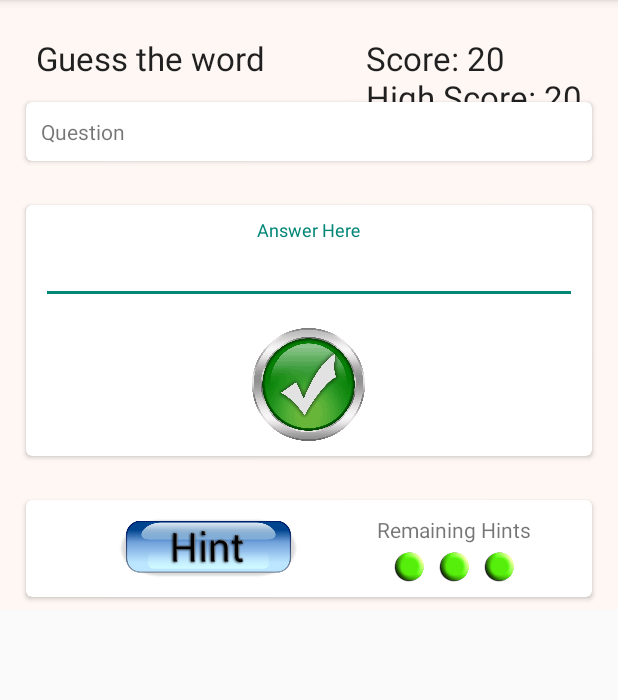
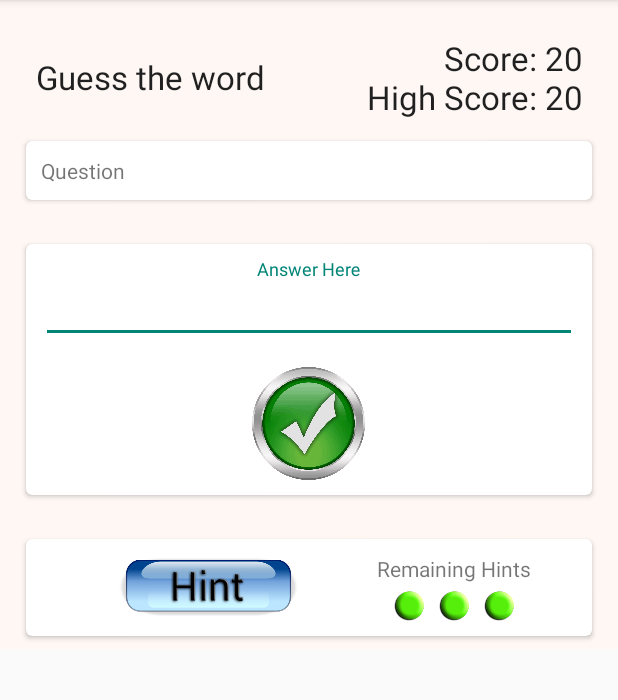
Before and after one commit to ninetyone/WordGame, an Android app: the screen it shows after launch (MainActivity), on a phone screen of 412 x 824 dp, the part 84-784 px from its top. Run offline under Robolectric (Android 15) with nearby library versions, the phone set to English and light mode, and no system bars.

```diff
--- a/app/src/main/java/com/example/akshaygoyal/wordgame/MainActivity.java
+++ b/app/src/main/java/com/example/akshaygoyal/wordgame/MainActivity.java
@@ -7,11 +7,10 @@ import android.support.v7.app.AppCompatActivity;
 import android.view.Menu;
 import android.view.MenuItem;
 
-public class MainActivity extends AppCompatActivity implements MainActivityFragment.OnGameClearedListener {
+public class MainActivity extends AppCompatActivity implements MainActivityFragment.OnGameClearedListener  {
 
-    public static final String MY_PREFS = "MyPrefs";
+    public static final String MY_PREFS = "MyPrefs" ;
     SharedPreferences sharedPreferences;
-
     @Override
     protected void onCreate(Bundle savedInstanceState) {
         super.onCreate(savedInstanceState);
@@ -19,13 +18,28 @@ public class MainActivity extends AppCompatActivity implements MainActivityFragm
         if (!sharedPreferences.contains("count")) {
             SharedPreferences.Editor editor = sharedPreferences.edit();
             editor.putInt("count", 1);
-            editor.apply();
+            editor.commit();
         }
         if (!sharedPreferences.contains("last_updated_row")) {
             SharedPreferences.Editor editor = sharedPreferences.edit();
             editor.putInt("last_updated_row", 1);
             editor.commit();
         }
+        if (!sharedPreferences.contains("last_high_score")) {
+            SharedPreferences.Editor editor = sharedPreferences.edit();
+            editor.putInt("last_high_score", 20);
+            editor.commit();
+        }
+        if (!sharedPreferences.contains("score_flag")) {
+            SharedPreferences.Editor editor = sharedPreferences.edit();
+            editor.putBoolean("score_flag", false);
+            editor.commit();
+        }
+        //if (!sharedPreferences.contains("current_score")) {
+        SharedPreferences.Editor editor = sharedPreferences.edit();
+        editor.putInt("current_score", 20);
+        editor.commit();
+        //}
 
         getSupportFragmentManager().beginTransaction()
                 .replace(R.id.container, new MainActivityFragment(), "Game Fragment")
@@ -33,6 +47,7 @@ public class MainActivity extends AppCompatActivity implements MainActivityFragm
         setContentView(R.layout.activity_main);
 
     }
+
 
     @Override
     public boolean onCreateOptionsMenu(Menu menu) {
--- a/app/src/main/res/layout/fragment_main.xml
+++ b/app/src/main/res/layout/fragment_main.xml
@@ -14,14 +14,22 @@
         android:paddingTop="@dimen/activity_vertical_margin"
         tools:context=".MainActivityFragment">
 
+        <LinearLayout
+            android:orientation="horizontal"
+            android:layout_width="match_parent"
+            android:layout_height="match_parent"
+            android:id="@+id/ll_layout"
+            android:layout_marginLeft="20dp"
+            android:layout_marginTop="20dp">
+
             <TextView
                 android:id="@+id/guess_the_word"
                 android:layout_width="wrap_content"
                 android:layout_height="wrap_content"
-            android:layout_marginLeft="20dp"
-            android:layout_marginTop="20dp"
                 android:text="Guess the word"
-            android:textAppearance="?android:attr/textAppearanceLarge"/>
+                android:textAppearance="?android:attr/textAppearanceLarge"
+                android:layout_weight="1"
+                android:layout_gravity="center_vertical" />
 
             <TextView
                 android:id="@+id/score"
@@ -32,7 +40,10 @@
                 android:layout_alignTop="@+id/guess_the_word"
                 android:layout_marginRight="20dp"
                 android:text="Score"
-            android:textAppearance="?android:attr/textAppearanceLarge"/>
+                android:textAppearance="?android:attr/textAppearanceLarge"
+                android:layout_gravity="center_vertical"
+                android:gravity="right" />
+        </LinearLayout>
 
         <android.support.v7.widget.CardView
             android:id="@+id/questionView"
@@ -40,7 +51,7 @@
             android:layout_height="wrap_content"
             android:layout_alignParentLeft="true"
             android:layout_alignParentStart="true"
-            android:layout_below="@+id/guess_the_word"
+            android:layout_below="@+id/ll_layout"
             android:layout_marginLeft="10dp"
             android:layout_marginRight="10dp"
             android:layout_marginTop="10dp"
```
Lines whose indentation alone changed are shown as unchanged.
